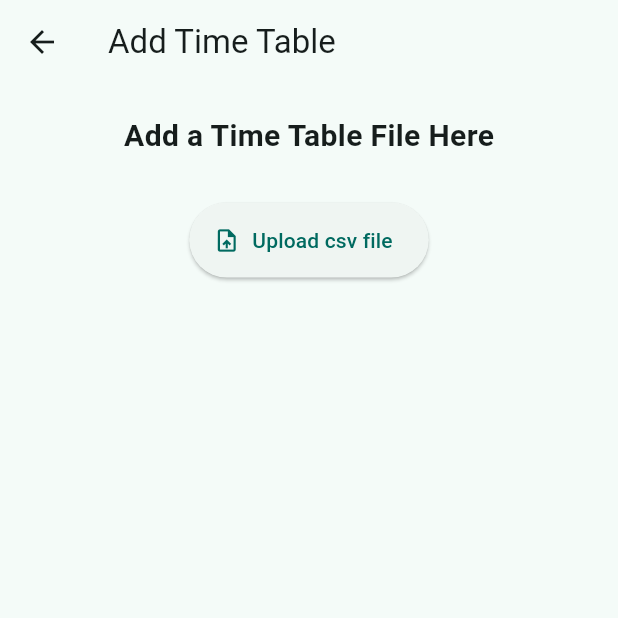
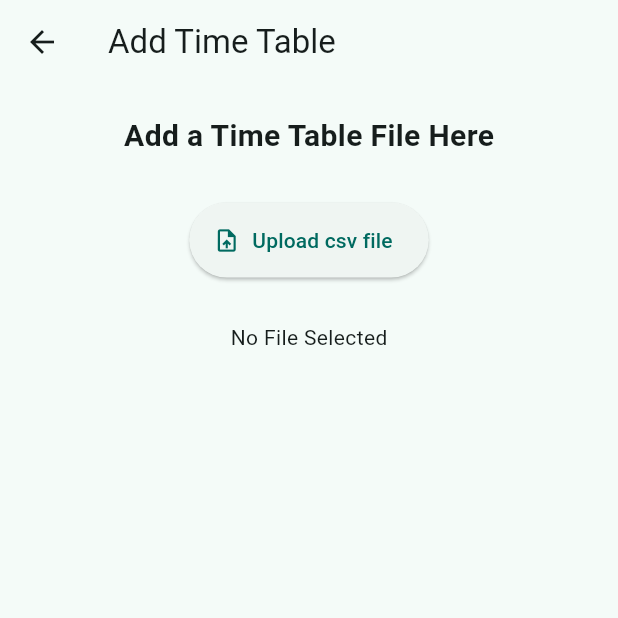
Before and after one commit to ATS527/project_haajar, a Flutter app: the AddTimeTableScreen screen opened by its route, on a phone screen of 412 x 824 dp, the top half of it. Run offline on Flutter 3.47's test engine with Material 3 defaults, Android fonts, the phone set to English and light mode, and no system bars; our stand-ins replace appwrite, connectivity_plus, csv, file_picker, flutter_dotenv, go_router and 2 more; network calls fail.

Commit message:
added table widget

```diff
--- a/lib/screens/home_page_screens/time_table_management/add_time_table_screen.dart
+++ b/lib/screens/home_page_screens/time_table_management/add_time_table_screen.dart
@@ -1,14 +1,17 @@
 import 'dart:io';
-
 import 'package:csv/csv.dart';
 import 'package:file_picker/file_picker.dart';
 import 'package:flutter/material.dart';
 import 'package:project_haajar/models/timetable.dart';
+import 'package:project_haajar/widgets/time_table_view.dart';
+import 'package:signals/signals_flutter.dart';
 
 class AddTimeTableScreen extends StatelessWidget {
   AddTimeTableScreen({super.key});
 
   List<TimeTable> timeTableList = [];
+
+  final isSuccess = signal<bool?>(null);
 
   @override
   Widget build(BuildContext context) {
@@ -41,7 +44,6 @@ class AddTimeTableScreen extends StatelessWidget {
                         type: FileType.custom,
                         allowedExtensions: ['csv'],
                       );
-
                       if (result != null) {
                         File file = File(result.files.single.path!);
                         Future<String> futureContent = file.readAsString();
@@ -50,13 +52,14 @@ class AddTimeTableScreen extends StatelessWidget {
                               const CsvToListConverter(
                             eol: '\n',
                           ).convert(csv).toList();
+                          isSuccess.value = true;
                           rowsAsListOfValues.removeAt(0);
                           for (var row in rowsAsListOfValues) {
                             timeTableList.add(TimeTable.fromlist(row));
                           }
-                          print(timeTableList[0]);
                         });
                       } else {
+                        isSuccess.value = false;
                         print("cancelled");
                       }
                     },
@@ -64,6 +67,28 @@ class AddTimeTableScreen extends StatelessWidget {
                     label: const Text("Upload csv file"),
                   ),
                 ),
+                const SizedBox(height: 30),
+                Watch((context) {
+                  if (isSuccess.value == null) {
+                    return const SizedBox(
+                      child: Text("No File Selected"),
+                    );
+                  } else if (isSuccess.value == true) {
+                    return TimeTableView(
+                      timeTableList: timeTableList,
+                    );
+                  } else {
+                    // failed uploading
+                    // show error message
+                    return const SizedBox(
+                      child: Text(
+                        "Failed Uploading",
+                        style: TextStyle(color: Colors.red),
+                      ),
+                    );
+                    //
+                  }
+                }),
               ],
             ),
           ),
```
Also changed, not shown: lib/widgets/time_table_view.dart (added, +89 -0 lines).
